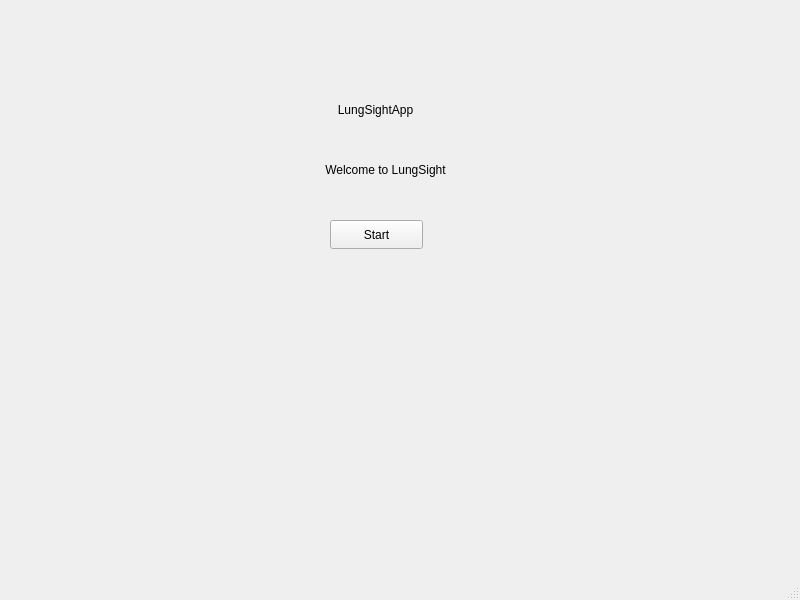
Qt form pyqt_app/mainwindow.ui (notThawed/LungSightAIApp) before a commit.
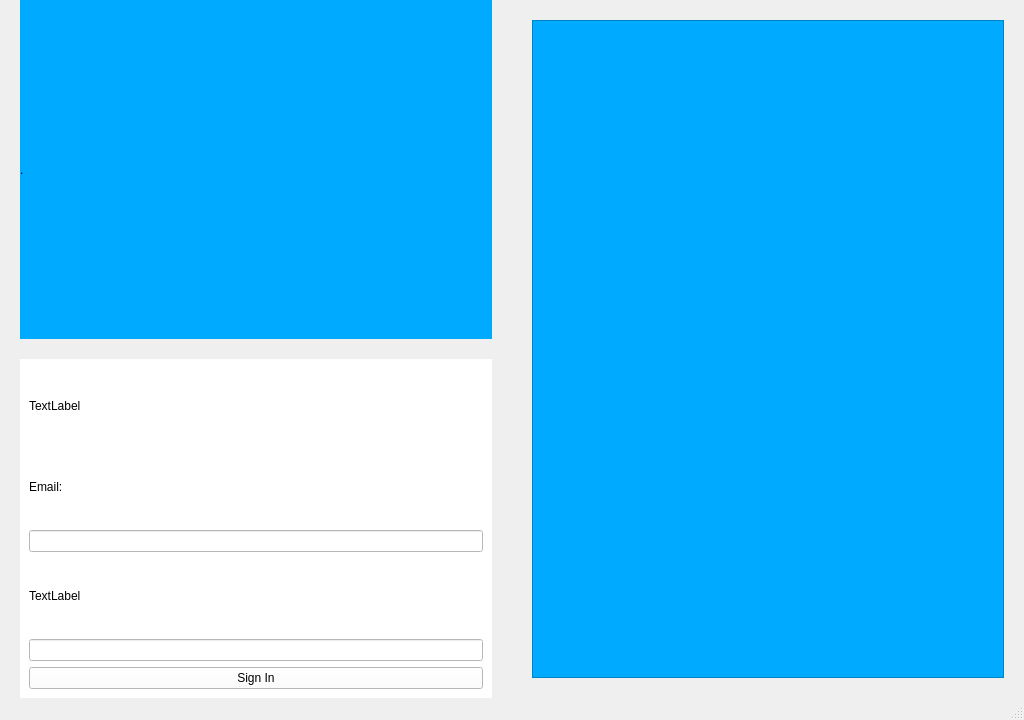
The same form after that commit.

Commit message: Add Supabase authentication login and logout

Patch:
```diff
--- a/pyqt_app/mainwindow.ui
+++ b/pyqt_app/mainwindow.ui
@@ -6,71 +6,219 @@
    <rect>
     <x>0</x>
     <y>0</y>
-    <width>800</width>
-    <height>600</height>
+    <width>1024</width>
+    <height>720</height>
    </rect>
   </property>
+  <property name="minimumSize">
+   <size>
+    <width>1024</width>
+    <height>600</height>
+   </size>
+  </property>
+  <property name="maximumSize">
+   <size>
+    <width>1280</width>
+    <height>720</height>
+   </size>
+  </property>
   <property name="windowTitle">
    <string>MainWindow</string>
   </property>
   <widget class="QWidget" name="centralwidget">
-   <widget class="QLabel" name="label">
-    <property name="geometry">
-     <rect>
-      <x>310</x>
-      <y>100</y>
-      <width>131</width>
-      <height>20</height>
-     </rect>
+   <layout class="QHBoxLayout" name="horizontalLayout_3">
+    <property name="spacing">
+     <number>0</number>
     </property>
-    <property name="layoutDirection">
-     <enum>Qt::LayoutDirection::RightToLeft</enum>
+    <property name="leftMargin">
+     <number>0</number>
     </property>
-    <property name="styleSheet">
-     <string notr="true"/>
+    <property name="topMargin">
+     <number>0</number>
     </property>
-    <property name="text">
-     <string>LungSightApp</string>
+    <property name="rightMargin">
+     <number>0</number>
     </property>
-    <property name="alignment">
-     <set>Qt::AlignmentFlag::AlignCenter</set>
+    <property name="bottomMargin">
+     <number>0</number>
     </property>
-   </widget>
-   <widget class="QPushButton" name="pushButton">
-    <property name="geometry">
-     <rect>
-      <x>330</x>
-      <y>220</y>
-      <width>93</width>
-      <height>29</height>
-     </rect>
-    </property>
-    <property name="text">
-     <string>Start</string>
-    </property>
-   </widget>
-   <widget class="QLabel" name="label_2">
-    <property name="geometry">
-     <rect>
-      <x>300</x>
-      <y>160</y>
-      <width>171</width>
-      <height>20</height>
-     </rect>
-    </property>
-    <property name="layoutDirection">
-     <enum>Qt::LayoutDirection::RightToLeft</enum>
-    </property>
-    <property name="styleSheet">
-     <string notr="true"/>
-    </property>
-    <property name="text">
-     <string>Welcome to LungSight</string>
-    </property>
-    <property name="alignment">
-     <set>Qt::AlignmentFlag::AlignCenter</set>
-    </property>
-   </widget>
+    <item>
+     <layout class="QHBoxLayout" name="horizontalLayout">
+      <item>
+       <spacer name="verticalSpacer_4">
+        <property name="orientation">
+         <enum>Qt::Orientation::Vertical</enum>
+        </property>
+        <property name="sizeHint" stdset="0">
+         <size>
+          <width>20</width>
+          <height>40</height>
+         </size>
+        </property>
+       </spacer>
+      </item>
+      <item>
+       <layout class="QVBoxLayout" name="verticalLayout_5">
+        <property name="spacing">
+         <number>0</number>
+        </property>
+        <item>
+         <widget class="QLabel" name="logo">
+          <property name="styleSheet">
+           <string notr="true">background-color: rgb(0, 170, 255)</string>
+          </property>
+          <property name="text">
+           <string>.</string>
+          </property>
+         </widget>
+        </item>
+        <item>
+         <spacer name="horizontalSpacer_4">
+          <property name="orientation">
+           <enum>Qt::Orientation::Horizontal</enum>
+          </property>
+          <property name="sizeHint" stdset="0">
+           <size>
+            <width>40</width>
+            <height>20</height>
+           </size>
+          </property>
+         </spacer>
+        </item>
+        <item>
+         <widget class="QWidget" name="login" native="true">
+          <property name="styleSheet">
+           <string notr="true">background-color: rgb(255, 255, 255)</string>
+          </property>
+          <layout class="QVBoxLayout" name="verticalLayout_6">
+           <item>
+            <widget class="QLabel" name="label">
+             <property name="text">
+              <string>TextLabel</string>
+             </property>
+            </widget>
+           </item>
+           <item>
+            <widget class="QLabel" name="label_0">
+             <property name="text">
+              <string>Email:</string>
+             </property>
+            </widget>
+           </item>
+           <item>
+            <widget class="QLineEdit" name="txt_email"/>
+           </item>
+           <item>
+            <widget class="QLabel" name="label_3">
+             <property name="text">
+              <string>TextLabel</string>
+             </property>
+            </widget>
+           </item>
+           <item>
+            <widget class="QLineEdit" name="txt_password"/>
+           </item>
+           <item>
+            <widget class="QPushButton" name="btn_signin">
+             <property name="text">
+              <string>Sign In</string>
+             </property>
+            </widget>
+           </item>
+          </layout>
+         </widget>
+        </item>
+       </layout>
+      </item>
+      <item>
+       <spacer name="verticalSpacer_3">
+        <property name="orientation">
+         <enum>Qt::Orientation::Vertical</enum>
+        </property>
+        <property name="sizeHint" stdset="0">
+         <size>
+          <width>20</width>
+          <height>40</height>
+         </size>
+        </property>
+       </spacer>
+      </item>
+     </layout>
+    </item>
+    <item>
+     <layout class="QHBoxLayout" name="horizontalLayout_2">
+      <item>
+       <spacer name="verticalSpacer">
+        <property name="orientation">
+         <enum>Qt::Orientation::Vertical</enum>
+        </property>
+        <property name="sizeHint" stdset="0">
+         <size>
+          <width>20</width>
+          <height>40</height>
+         </size>
+        </property>
+       </spacer>
+      </item>
+      <item>
+       <layout class="QVBoxLayout" name="verticalLayout_2">
+        <item>
+         <spacer name="horizontalSpacer">
+          <property name="orientation">
+           <enum>Qt::Orientation::Horizontal</enum>
+          </property>
+          <property name="sizeHint" stdset="0">
+           <size>
+            <width>40</width>
+            <height>20</height>
+           </size>
+          </property>
+         </spacer>
+        </item>
+        <item>
+         <widget class="QFrame" name="frame">
+          <property name="styleSheet">
+           <string notr="true">background-color: rgb(0, 170, 255)</string>
+          </property>
+          <property name="frameShape">
+           <enum>QFrame::Shape::StyledPanel</enum>
+          </property>
+          <property name="frameShadow">
+           <enum>QFrame::Shadow::Raised</enum>
+          </property>
+         </widget>
+        </item>
+        <item>
+         <spacer name="horizontalSpacer_2">
+          <property name="orientation">
+           <enum>Qt::Orientation::Horizontal</enum>
+          </property>
+          <property name="sizeHint" stdset="0">
+           <size>
+            <width>40</width>
+            <height>20</height>
+           </size>
+          </property>
+         </spacer>
+        </item>
+       </layout>
+      </item>
+      <item>
+       <spacer name="verticalSpacer_2">
+        <property name="orientation">
+         <enum>Qt::Orientation::Vertical</enum>
+        </property>
+        <property name="sizeHint" stdset="0">
+         <size>
+          <width>20</width>
+          <height>40</height>
+         </size>
+        </property>
+       </spacer>
+      </item>
+     </layout>
+    </item>
+   </layout>
   </widget>
   <widget class="QMenuBar" name="menubar">
    <property name="geometry">
```
Left out of the diff: 2 changed lines with no effect on the pictures. The commit also changes 4 other files.
